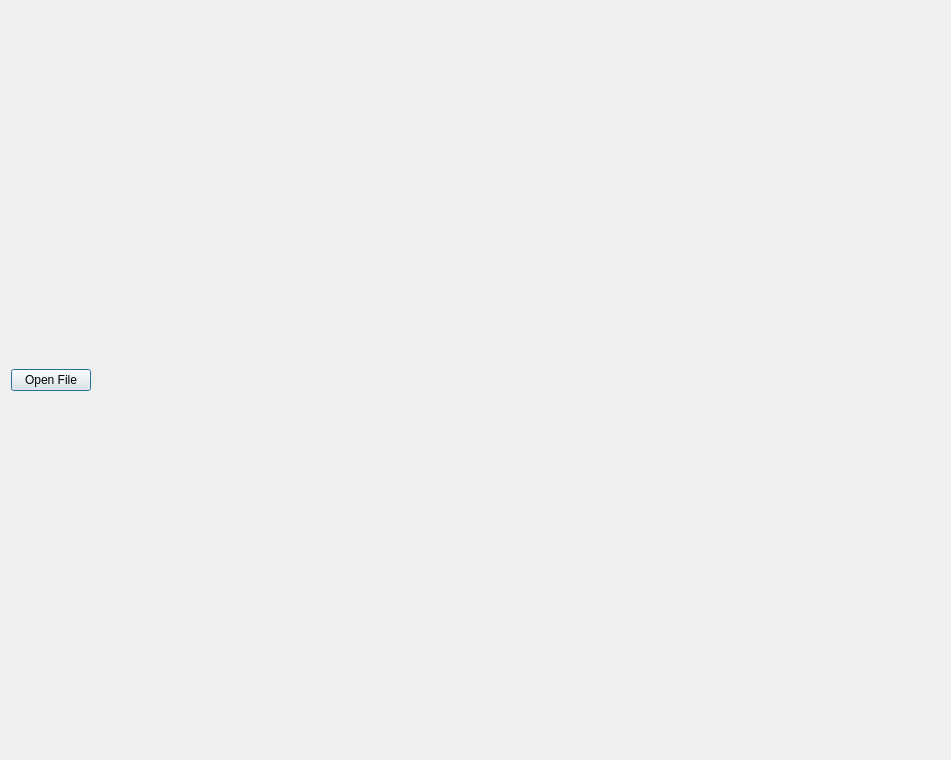
Qt form road/gui_ui.ui (lizy14/GIS-assignments) before a commit.
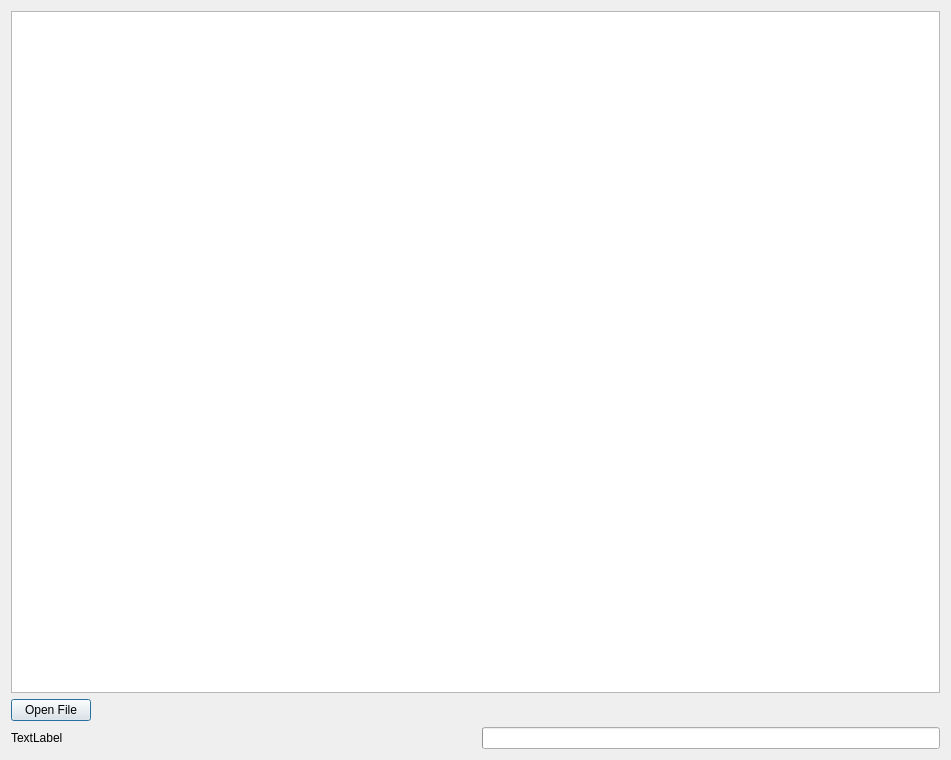
The same form after that commit.

Commit message: GUI with qgis and pyqt

Patch:
```diff
--- a/road/gui_ui.ui
+++ b/road/gui_ui.ui
@@ -20,7 +20,21 @@
    <item>
     <layout class="QVBoxLayout" name="verticalLayout">
      <item>
-      <layout class="QGridLayout" name="grid"/>
+      <layout class="QHBoxLayout" name="horizontalLayout_4" stretch="100,0">
+       <item>
+        <layout class="QGridLayout" name="grid"/>
+       </item>
+       <item>
+        <widget class="QTableView" name="table">
+         <property name="sizePolicy">
+          <sizepolicy hsizetype="Minimum" vsizetype="Expanding">
+           <horstretch>0</horstretch>
+           <verstretch>0</verstretch>
+          </sizepolicy>
+         </property>
+        </widget>
+       </item>
+      </layout>
      </item>
      <item>
       <layout class="QHBoxLayout" name="horizontalLayout">
@@ -52,6 +66,58 @@
        </item>
       </layout>
      </item>
+     <item>
+      <layout class="QHBoxLayout" name="horizontalLayout_3">
+       <item>
+        <widget class="QLabel" name="prompt">
+         <property name="enabled">
+          <bool>true</bool>
+         </property>
+         <property name="sizePolicy">
+          <sizepolicy hsizetype="Preferred" vsizetype="Minimum">
+           <horstretch>0</horstretch>
+           <verstretch>0</verstretch>
+          </sizepolicy>
+         </property>
+         <property name="text">
+          <string>TextLabel</string>
+         </property>
+        </widget>
+       </item>
+       <item>
+        <widget class="QProgressBar" name="progressBar_2">
+         <property name="sizePolicy">
+          <sizepolicy hsizetype="Fixed" vsizetype="Fixed">
+           <horstretch>0</horstretch>
+           <verstretch>0</verstretch>
+          </sizepolicy>
+         </property>
+         <property name="maximumSize">
+          <size>
+           <width>0</width>
+           <height>16777215</height>
+          </size>
+         </property>
+         <property name="value">
+          <number>24</number>
+         </property>
+        </widget>
+       </item>
+       <item>
+        <widget class="QProgressBar" name="progressBar">
+         <property name="sizePolicy">
+          <sizepolicy hsizetype="Minimum" vsizetype="Minimum">
+           <horstretch>0</horstretch>
+           <verstretch>0</verstretch>
+          </sizepolicy>
+         </property>
+         <property name="format">
+          <string>%p%</string>
+         </property>
+        </widget>
+       </item>
+      </layout>
+     </item>
     </layout>
    </item>
   </layout>
```
The commit also changes 7 other files.
